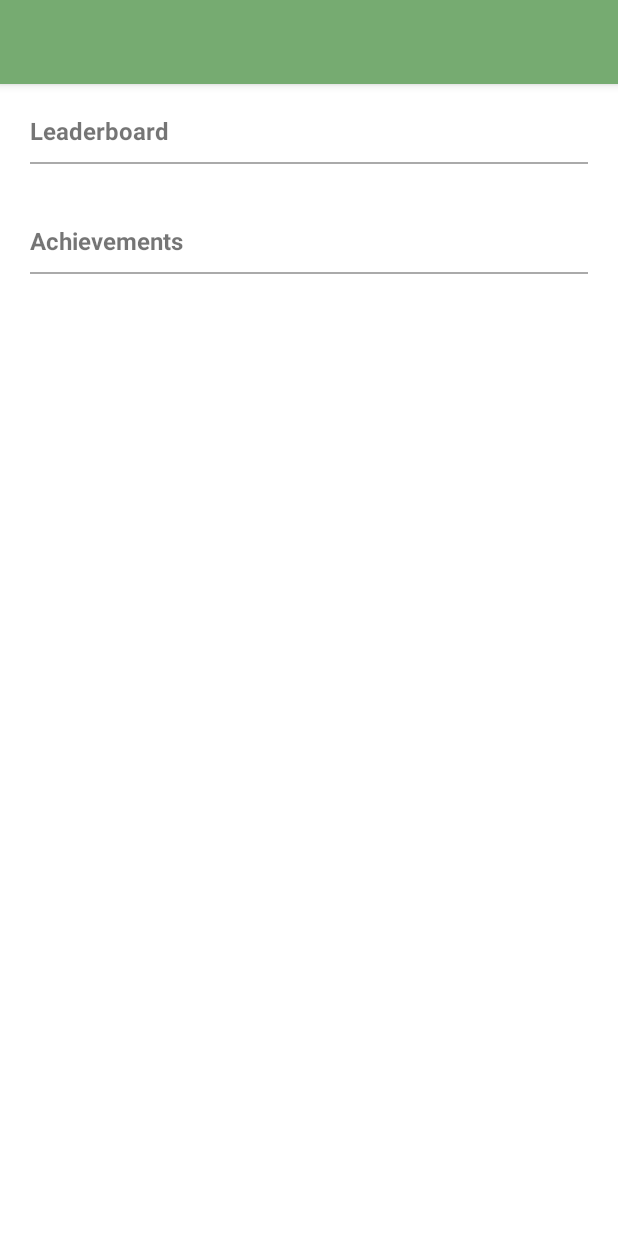
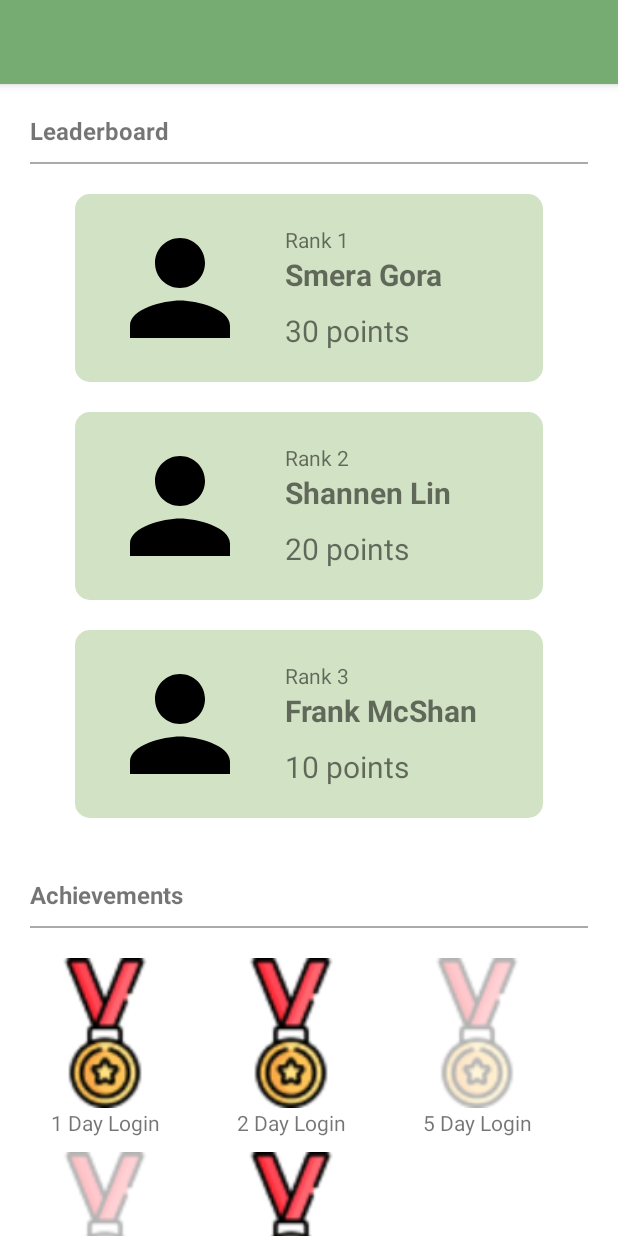
Before and after one commit to sklin330/CS4518-Term-Project, an Android app: the fragment AchievementFragment shown on its own in the app's theme, on a phone screen of 412 x 824 dp. Run offline under Robolectric (Android 15) with nearby library versions, the phone set to English and light mode, and no system bars.

Commit message:
Finish layout for leaderboard/achievements screen

```diff
--- a/app/src/main/java/com/sklin/termproject/AchievementFragment.kt
+++ b/app/src/main/java/com/sklin/termproject/AchievementFragment.kt
@@ -7,32 +7,66 @@ import android.view.ViewGroup
 import android.widget.TextView
 import androidx.fragment.app.Fragment
 import androidx.lifecycle.ViewModelProvider
+import androidx.recyclerview.widget.GridLayoutManager
+import androidx.recyclerview.widget.LinearLayoutManager
+import androidx.recyclerview.widget.RecyclerView
+import com.sklin.termproject.adapter.AchievementAdapter
+import com.sklin.termproject.adapter.FlashcardSetAdapter
+import com.sklin.termproject.adapter.UserAdapter
 import com.sklin.termproject.databinding.FragmentAchievementBinding
+import com.sklin.termproject.dataclass.Achievement
 import com.sklin.termproject.viewmodel.achievement.AchievementViewModel
+import com.sklin.termproject.viewmodel.flashcard.FlashcardSetListViewModel
 
 class AchievementFragment : Fragment() {
 
     private var _binding: FragmentAchievementBinding? = null
+    private val binding get() = _binding!!
 
-    // This property is only valid between onCreateView and
-    // onDestroyView.
-    private val binding get() = _binding!!
+    private lateinit var viewModel: AchievementViewModel
+    private lateinit var leaderboardRecyclerView: RecyclerView
+    private lateinit var achievementRecyclerView: RecyclerView
+    private lateinit var userAdapter: UserAdapter
+    private lateinit var achievementAdapter: AchievementAdapter
 
     override fun onCreateView(
         inflater: LayoutInflater,
         container: ViewGroup?,
         savedInstanceState: Bundle?
     ): View {
-        val achievementViewModel =
-            ViewModelProvider(this).get(AchievementViewModel::class.java)
+        viewModel = ViewModelProvider(this).get(AchievementViewModel::class.java)
 
         _binding = FragmentAchievementBinding.inflate(inflater, container, false)
         val root: View = binding.root
 
-        val textView: TextView = binding.textGallery
-        achievementViewModel.text.observe(viewLifecycleOwner) {
-            textView.text = it
+        //Set up recycler view for leaderboard
+        leaderboardRecyclerView = binding.leaderboardRecyclerView
+        leaderboardRecyclerView.layoutManager = LinearLayoutManager(activity)
+        userAdapter = UserAdapter(viewModel.getUserList())
+        leaderboardRecyclerView.adapter = userAdapter
+
+        val userLiveData = viewModel.getLiveUserList()
+        userLiveData.observe(viewLifecycleOwner) {
+            it?.let {
+                userAdapter = UserAdapter(it)
+                leaderboardRecyclerView.adapter = userAdapter
+            }
         }
+
+        //Set up recycler view for achievements
+        achievementRecyclerView = binding.achievementRecyclerView
+        achievementRecyclerView.layoutManager = GridLayoutManager(activity, 3)
+        achievementAdapter = AchievementAdapter(viewModel.getAchievementList())
+        achievementRecyclerView.adapter = achievementAdapter
+
+        val achievementLiveData = viewModel.getLiveAchievementList()
+        achievementLiveData.observe(viewLifecycleOwner) {
+            it?.let {
+                achievementAdapter = AchievementAdapter(it)
+                achievementRecyclerView.adapter = achievementAdapter
+            }
+        }
+
         return root
     }
 
--- a/app/src/main/java/com/sklin/termproject/FlashcardSetListFragment.kt
+++ b/app/src/main/java/com/sklin/termproject/FlashcardSetListFragment.kt
@@ -4,6 +4,8 @@ import android.os.Bundle
 import android.view.*
 import androidx.fragment.app.Fragment
 import androidx.lifecycle.ViewModelProvider
+import androidx.navigation.findNavController
+import androidx.navigation.ui.NavigationUI
 import androidx.recyclerview.widget.LinearLayoutManager
 import androidx.recyclerview.widget.RecyclerView
 import com.sklin.termproject.adapter.FlashcardSetAdapter
@@ -49,7 +51,7 @@ class FlashcardSetListFragment : Fragment() {
     }
 
     override fun onCreateOptionsMenu(menu: Menu, inflater: MenuInflater) {
-        inflater.inflate(R.menu.main, menu)
+        inflater.inflate(R.menu.flashcard_set, menu)
         super.onCreateOptionsMenu(menu, inflater)
     }
 
@@ -61,7 +63,8 @@ class FlashcardSetListFragment : Fragment() {
                 addFlashcardDialog.getWindow()?.setBackgroundDrawableResource(R.drawable.white_card_background)
             };
         }
-        return true
+        return NavigationUI.onNavDestinationSelected(item!!, requireView().findNavController())
+                || super.onOptionsItemSelected(item)
     }
 
     override fun onDestroyView() {
--- a/app/src/main/java/com/sklin/termproject/MainActivity.kt
+++ b/app/src/main/java/com/sklin/termproject/MainActivity.kt
@@ -2,6 +2,7 @@ package com.sklin.termproject
 
 import android.os.Bundle
 import android.view.Menu
+import android.view.MenuInflater
 import com.google.android.material.navigation.NavigationView
 import androidx.navigation.findNavController
 import androidx.navigation.ui.AppBarConfiguration
@@ -38,6 +39,11 @@ class MainActivity : AppCompatActivity() {
         navView.setupWithNavController(navController)
     }
 
+    override fun onCreateOptionsMenu(menu: Menu): Boolean {
+        menuInflater.inflate(R.menu.main, menu)
+        return true
+    }
+
     override fun onSupportNavigateUp(): Boolean {
         val navController = findNavController(R.id.nav_host_fragment_content_main)
         return navController.navigateUp(appBarConfiguration) || super.onSupportNavigateUp()
--- a/app/src/main/java/com/sklin/termproject/adapter/UserAdapter.kt
+++ b/app/src/main/java/com/sklin/termproject/adapter/UserAdapter.kt
@@ -16,11 +16,13 @@ class UserAdapter (private val data: List<User>) :
 
         private val name: TextView = view.findViewById(R.id.username_text)
         private val points: TextView = view.findViewById(R.id.points_text)
+        private val rank: TextView = view.findViewById(R.id.rank_text)
 
-        fun bind(user: User) {
+        fun bind(user: User, position: Int) {
             this.user = user
             name.text = user.username
-            points.text = user.totalPoints.toString()
+            points.text = user.totalPoints.toString() + " points"
+            rank.text = "Rank ${position + 1}"
         }
 
     }
@@ -33,7 +35,7 @@ class UserAdapter (private val data: List<User>) :
 
     override fun onBindViewHolder(viewHolder: ViewHolder, position: Int) {
         val user = data[position]
-        viewHolder.bind(user)
+        viewHolder.bind(user, position)
     }
 
     override fun getItemCount() = data.size
--- a/app/src/main/java/com/sklin/termproject/viewmodel/achievement/AchievementViewModel.kt
+++ b/app/src/main/java/com/sklin/termproject/viewmodel/achievement/AchievementViewModel.kt
@@ -3,11 +3,42 @@ package com.sklin.termproject.viewmodel.achievement
 import androidx.lifecycle.LiveData
 import androidx.lifecycle.MutableLiveData
 import androidx.lifecycle.ViewModel
+import com.sklin.termproject.dataclass.Achievement
+import com.sklin.termproject.dataclass.Flashcard
+import com.sklin.termproject.dataclass.User
 
 class AchievementViewModel : ViewModel() {
 
-    private val _text = MutableLiveData<String>().apply {
-        value = "This is gallery Fragment"
+    private val achievementList = listOf(
+        Achievement(0, "1 Day Login", "Login for 1 day!", 10, true),
+        Achievement(1, "2 Day Login", "Login for 2 days!", 10, true),
+        Achievement(2, "5 Day Login", "Login for 5 days!", 10, false),
+        Achievement(3, "7 Day Login", "Login for 7 days!", 20, false),
+        Achievement(4, "Create 1 Flashcard Set", "Create a new flashcard set", 10, true),
+    )
+    private val achievementLiveList = MutableLiveData(achievementList)
+
+    private val userList = listOf(
+        User(0, "Smera Gora",  30),
+        User(1, "Shannen Lin",  20),
+        User(2, "Frank McShan",  10),
+    )
+    private val userLiveList = MutableLiveData(userList)
+
+    fun getLiveAchievementList(): LiveData<List<Achievement>> {
+        return achievementLiveList
     }
-    val text: LiveData<String> = _text
+
+    fun getAchievementList(): List<Achievement> {
+        return achievementList
+    }
+
+    fun getLiveUserList(): LiveData<List<User>> {
+        return userLiveList
+    }
+
+    fun getUserList(): List<User> {
+        return userList
+    }
+
 }
--- a/app/src/main/res/layout/card_user.xml
+++ b/app/src/main/res/layout/card_user.xml
@@ -31,6 +31,12 @@
             android:orientation="vertical">
 
             <TextView
+                android:id="@+id/rank_text"
+                android:layout_width="match_parent"
+                android:layout_height="wrap_content"
+                tools:text="Rank 1" />
+
+            <TextView
                 android:id="@+id/username_text"
                 android:layout_width="match_parent"
                 android:layout_height="wrap_content"
--- a/app/src/main/res/layout/fragment_achievement.xml
+++ b/app/src/main/res/layout/fragment_achievement.xml
@@ -6,11 +6,20 @@
     android:layout_height="match_parent"
     tools:context=".AchievementFragment">
 
+    <androidx.core.widget.NestedScrollView
+        android:layout_width="match_parent"
+        android:layout_height="match_parent"
+        android:fillViewport="true"
+        app:layout_constraintBottom_toBottomOf="parent"
+        app:layout_constraintEnd_toEndOf="parent"
+        app:layout_constraintStart_toStartOf="parent"
+        app:layout_constraintTop_toTopOf="parent">
+
         <LinearLayout
             android:layout_width="match_parent"
-        android:layout_height="match_parent"
-        android:layout_margin="20dp"
-        android:orientation="vertical">
+            android:layout_height="wrap_content"
+            android:orientation="vertical"
+            android:padding="20dp">
 
             <TextView
                 android:id="@+id/textView2"
@@ -29,6 +38,7 @@
                 android:background="@android:color/darker_gray" />
 
             <androidx.recyclerview.widget.RecyclerView
+                android:id="@+id/leaderboard_recycler_view"
                 android:layout_width="match_parent"
                 android:layout_height="wrap_content">
 
@@ -52,7 +62,13 @@
                 android:background="@android:color/darker_gray" />
 
             <androidx.recyclerview.widget.RecyclerView
+                android:id="@+id/achievement_recycler_view"
                 android:layout_width="match_parent"
-            android:layout_height="wrap_content" />
+                android:layout_height="wrap_content">
+
+            </androidx.recyclerview.widget.RecyclerView>
+
         </LinearLayout>
+    </androidx.core.widget.NestedScrollView>
+
 </androidx.constraintlayout.widget.ConstraintLayout>
--- /dev/null
+++ b/app/src/main/res/menu/flashcard_set.xml
@@ -0,0 +1,11 @@
+<?xml version="1.0" encoding="utf-8"?>
+<menu xmlns:android="http://schemas.android.com/apk/res/android"
+    xmlns:app="http://schemas.android.com/apk/res-auto">
+    <item
+        android:id="@+id/action_add"
+        android:orderInCategory="100"
+        android:title="@string/action_new_flashcard_set"
+        android:icon="@drawable/ic_baseline_add_white"
+        android:tint="@android:color/white"
+        app:showAsAction="always" />
+</menu>
--- a/app/src/main/res/menu/main.xml
+++ b/app/src/main/res/menu/main.xml
@@ -1,11 +1,5 @@
 <?xml version="1.0" encoding="utf-8"?>
 <menu xmlns:android="http://schemas.android.com/apk/res/android"
     xmlns:app="http://schemas.android.com/apk/res-auto">
-    <item
-        android:id="@+id/action_add"
-        android:orderInCategory="100"
-        android:title="@string/action_new_flashcard_set"
-        android:icon="@drawable/ic_baseline_add_white"
-        android:tint="@android:color/white"
-        app:showAsAction="always" />
+
 </menu>
--- a/app/src/main/res/values/strings.xml
+++ b/app/src/main/res/values/strings.xml
@@ -9,11 +9,11 @@
     <string name="action_new_flashcard_set">New Flashcard Set</string>
 
     <string name="menu_flashcard_set">Flashcard Sets</string>
-    <string name="menu_achievement">Achievements/Leaderboard</string>
+    <string name="menu_achievement">Leaderboard/Achievements</string>
     <string name="menu_login">Login</string>
 
     <string name="title_flashcard_set">Flashcard Sets</string>
-    <string name="title_achievement">Achievements/Leaderboard</string>
+    <string name="title_achievement">Leaderboard/Achievements</string>
     <string name="title_login">Login</string>
     <string name="title_create_flashcard">Create Flashcard</string>
     <string name="title_edit_flashcard">Edit Flashcard</string>
```
Lines whose indentation alone changed are shown as unchanged.
